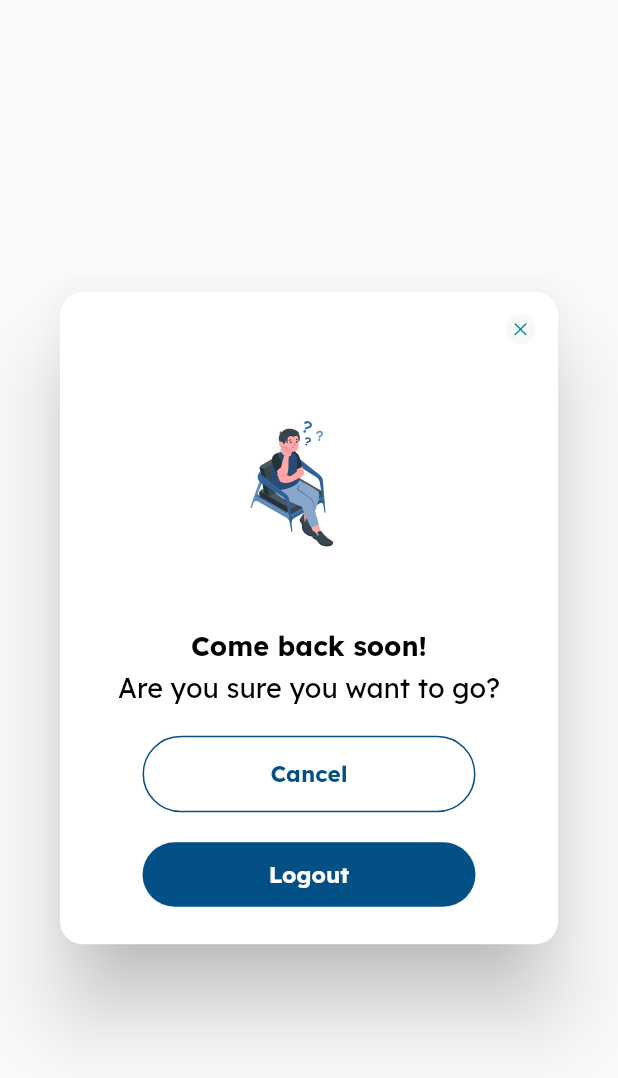
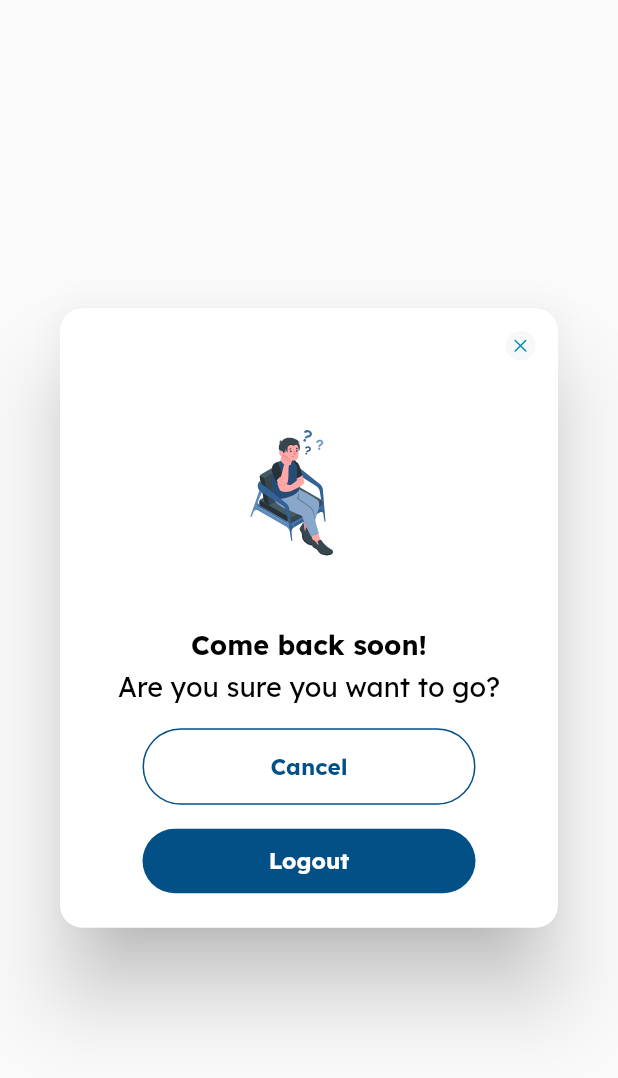
Before and after one commit to txlhae/tiri-frontend, a Flutter app: the LogoutDialog widget shown alone on an empty page, opened directly, on a phone screen of 412 x 824 dp. Shown: the top 1078 px of the screen. Run offline on Flutter 3.47's test engine with Material 3 defaults, Android fonts, the phone set to English and light mode, and no system bars; our stand-ins replace app_links, connectivity_plus, country_picker, dio, firebase_core, firebase_messaging and 12 more; missing offline and left inert: defer_pointer, mobile_scanner; accounts and stored records are empty; network calls fail.

Commit message:
Fix dialog overflow issues in logout and referral dialogs
- Wrap logout dialog in SingleChildScrollView to prevent 2.2px overflow
- Reduce image height and adjust spacing in logout dialog
- Remove fixed height constraint in referral dialog causing 4.2px overflow
- Replace spaceAround with explicit SizedBox spacing for better control
- Both dialogs now properly adapt to different screen sizes

🤖 Generated with [Claude Code](https://claude.com/claude-code)

Co-Authored-By: Claude <noreply@anthropic.com>

```diff
--- a/lib/screens/widgets/dialog_widgets/logout_dialog.dart
+++ b/lib/screens/widgets/dialog_widgets/logout_dialog.dart
@@ -21,6 +21,7 @@ class LogoutDialog extends StatelessWidget {
     final controller = Get.find<AuthController>();
     return Dialog(
       shape: RoundedRectangleBorder(borderRadius: BorderRadius.circular(15)),
+      child: SingleChildScrollView(
         child: Padding(
           padding: const EdgeInsets.symmetric(horizontal: 15.0, vertical: 15.0),
           child: IntrinsicHeight(
@@ -41,15 +42,13 @@ class LogoutDialog extends StatelessWidget {
                     ),
                   ],
                 ),
-              Flexible(
-                child: SvgPicture.asset(
+                SvgPicture.asset(
                   'assets/icons/logout_picture.svg',
-                  height: 180,
+                  height: 170,
                   width: 100,
                   fit: BoxFit.contain,
                 ),
-              ),
-              const SizedBox(height: 10),
+                const SizedBox(height: 8),
                 const Text(
                   "Come back soon!",
                   textAlign: TextAlign.center,
@@ -64,10 +63,10 @@ class LogoutDialog extends StatelessWidget {
                   textAlign: TextAlign.center,
                   style: const TextStyle(fontSize: 18, color: Colors.black),
                 ),
-              const SizedBox(height: 10),
+                const SizedBox(height: 8),
                 Padding(
                   padding: const EdgeInsets.symmetric(
-                    horizontal: 40.0, vertical: 10.0),
+                      horizontal: 40.0, vertical: 8.0),
                   child: CustomCancel(
                     buttonText: 'Cancel',
                     onButtonPressed: () {
@@ -77,7 +76,7 @@ class LogoutDialog extends StatelessWidget {
                 ),
                 Padding(
                   padding: const EdgeInsets.symmetric(
-                    horizontal: 40.0, vertical: 10.0),
+                      horizontal: 40.0, vertical: 8.0),
                   child: CustomButton(
                     buttonText: 'Logout',
                     onButtonPressed: () {
@@ -92,6 +91,7 @@ class LogoutDialog extends StatelessWidget {
             ),
           ),
         ),
+      ),
     );
   }
 }
```
Also changed, not shown: lib/screens/widgets/dialog_widgets/referral_dialog.dart (+9 -5 lines). Lines whose indentation alone changed are shown as unchanged.
